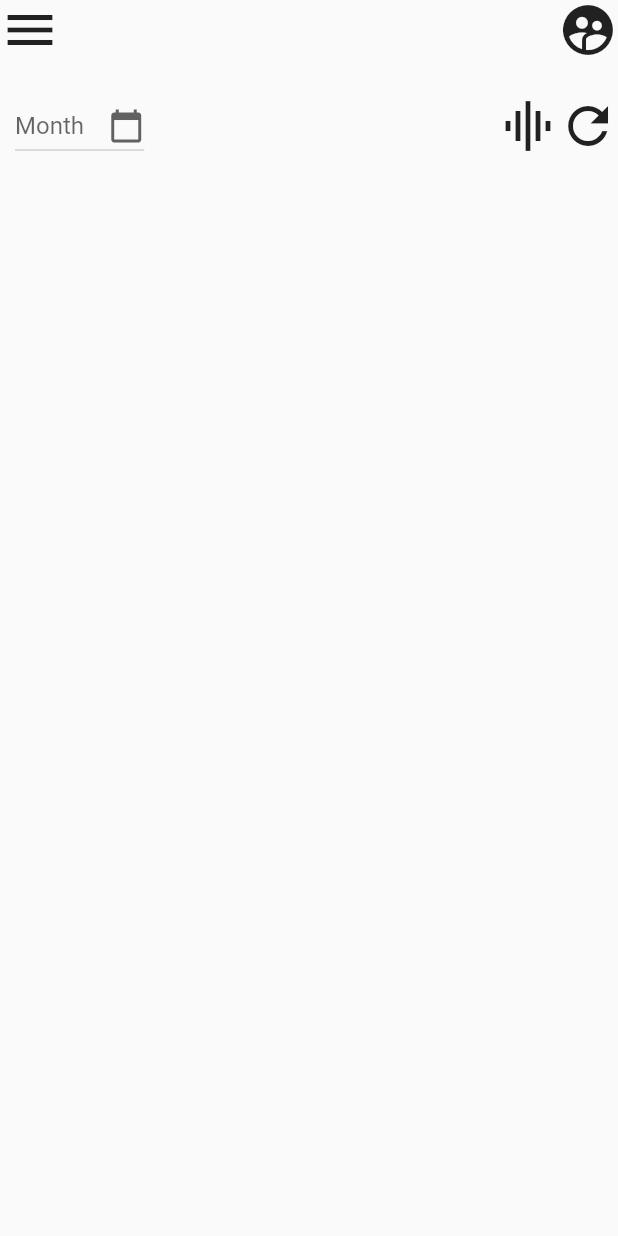
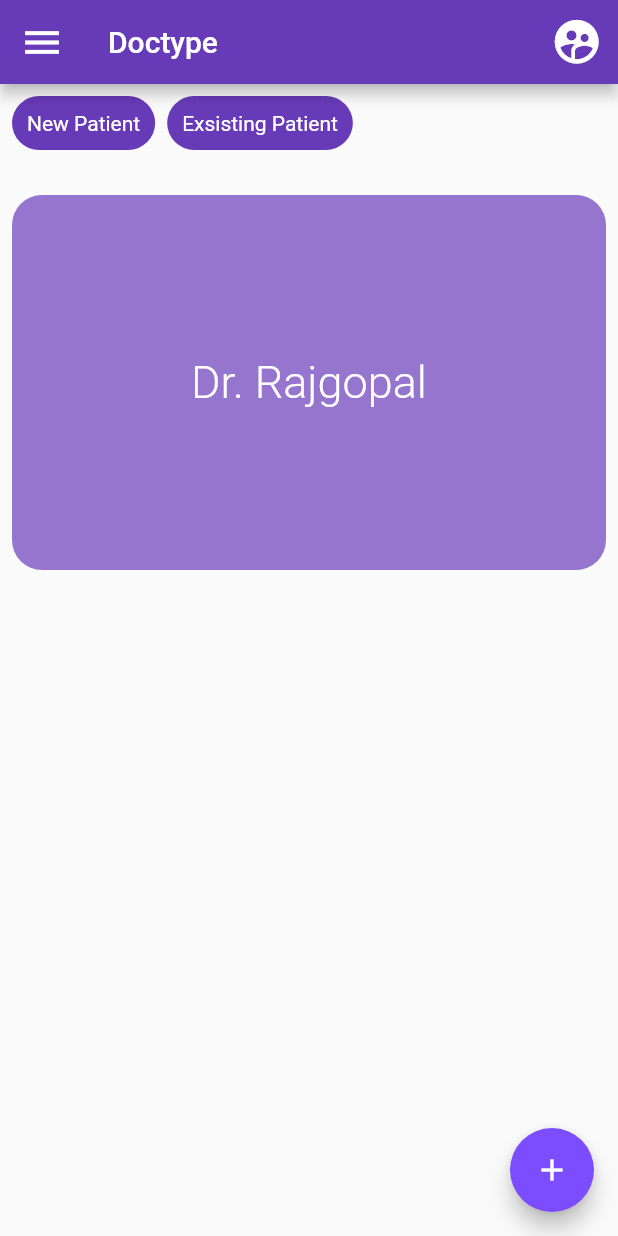
Before and after one commit to Jerry-Tom20/Fundfolio, a Flutter app: the screen it shows after launch, on a phone screen of 412 x 824 dp. Run offline on Flutter 3.47's test engine with Material 2 defaults, Android fonts, the phone set to English and light mode, and no system bars; our stand-ins replace cloud_firestore; accounts and stored records are empty.

Commit message:
For Gokul

```diff
--- /dev/null
+++ b/lib/doctype/exist.dart
@@ -0,0 +1,35 @@
+import 'package:flutter/material.dart';
+import 'package:cloud_firestore/cloud_firestore.dart';
+
+class PatientList extends StatefulWidget {
+  PatientList({Key key}) : super(key: key);
+
+  @override
+  _PatientListState createState() => _PatientListState();
+}
+
+class _PatientListState extends State<PatientList> {
+  final firestoreInstance = FirebaseFirestore.instance;
+  @override
+  void initState() {
+    // TODO: implement initState
+    firestoreInstance.collection("patient").get().then((querySnapshot) {
+    querySnapshot.docs.forEach((result) {
+      print(result.data());
+    });
+  });
+    super.initState();
+  }
+  @override
+  Widget build(BuildContext context) {
+    return Scaffold(
+      appBar: AppBar(title: Text('Existing Patient'),
+
+      ),
+
+      body: Container(
+        child:Center(child: Text('Hello'))
+      ),
+    );
+  }
+}
--- /dev/null
+++ b/lib/doctype/home.dart
@@ -0,0 +1,83 @@
+import 'package:flutter/material.dart';
+
+import 'exist.dart';
+
+class Home extends StatefulWidget {
+  Home({Key key}) : super(key: key);
+
+  @override
+  _HomeState createState() => _HomeState();
+}
+
+class _HomeState extends State<Home> {
+  @override
+  Widget build(BuildContext context) {
+    return Scaffold(
+      backgroundColor: Colors.deepPurple[30],
+      floatingActionButton: FloatingActionButton(child: Icon(Icons.add,),onPressed: (){},),
+      appBar: AppBar(
+        leading: Icon(Icons.menu,size:30),
+        title: Text('Doctype'),
+        actions: [Padding(
+        padding: const EdgeInsets.fromLTRB(0,0,10,0),
+        child: Icon(Icons.supervised_user_circle,size: 35,),
+      )],),
+      body: Padding(
+        padding: const EdgeInsets.all(8.0),
+        child: Column(
+          mainAxisAlignment: MainAxisAlignment.start,
+          crossAxisAlignment: CrossAxisAlignment.start,
+          children:[
+
+            Row(
+              children: [
+                Container(
+                  padding: EdgeInsets.all(10),
+                  decoration: new BoxDecoration(
+                  color:Colors.deepPurple,
+                  borderRadius: BorderRadius.all(Radius.circular(30))
+
+                ), child: Text('New Patient',style: TextStyle(color:Colors.white),)),
+
+                SizedBox(width:8),
+
+                 GestureDetector(
+                   onTap: (){
+                     Navigator.of(context).push(new MaterialPageRoute(builder:  (BuildContext context)=>PatientList()));
+                   },
+                                    child: Container(
+              padding: EdgeInsets.all(10),
+              decoration: new BoxDecoration(
+              color:Colors.deepPurple,
+              borderRadius: BorderRadius.all(Radius.circular(30))
+
+            ), child: Text('Exsisting Patient',style: TextStyle(color:Colors.white),)),
+                 ),
+              ],
+            ),
+
+
+
+
+            SizedBox(height:30),
+            DoctorCard(context),
+
+
+          ]
+        ),
+      ),
+    );
+  }
+}
+
+Widget DoctorCard(BuildContext context){
+  return Container(height:250,
+            width: MediaQuery.of(context).size.width,
+            decoration: new BoxDecoration(
+              borderRadius: BorderRadius.all(Radius.circular(20)),
+              color:Colors.deepPurple[300]
+            ),
+            child: Center(child: Text('Dr. Rajgopal',style:TextStyle(fontSize: 30,color: Colors.white,fontWeight: FontWeight.w300))),
+
+            );
+}
--- a/lib/home.dart
+++ /dev/null
@@ -1,73 +0,0 @@
-import 'package:flutter/material.dart';
-
-class home extends StatefulWidget {
-
-  home({Key key}) : super(key: key);
-
-  @override
-  _homeState createState() => _homeState();
-}
-
-class _homeState extends State<home> {
- String month;
- @override
-  void initState() {
-      month="Month";
-    // TODO: implement initState
-    super.initState();
-  }
-
-  @override
-  Widget build(BuildContext context) {
-    return Scaffold(
-        body: SafeArea(
-          child: Column(
-             children: [
-               Row(
-                 mainAxisAlignment: MainAxisAlignment.spaceBetween,
-                 children: [
-                   Icon(Icons.menu,size: 40,),
-                   Icon(Icons.supervised_user_circle,size: 40,)
-                 ],
-               ),
-               SizedBox(height: 20,),
-               Row(
-                 mainAxisAlignment: MainAxisAlignment.spaceBetween,
-                 children: [
-                   Padding(
-                     padding: const EdgeInsets.fromLTRB(10,0,0,0),
-                     child: new DropdownButton<String>(
-                       icon: Icon(Icons.calendar_today),
-                      hint: Text(month.toString()),
-  items: <String>['January', 'February', 'March', 'April'].map((String value) {
-    return new DropdownMenuItem<String>(
-      value: value,
-      child: new Text(value,),
-    );
-  }).toList(),
-  onChanged: (String selectedmonth) {
-
-
-   setState(() {
-     month = selectedmonth.toString();
-     print(month);
-      print('HELLO'+selectedmonth);
-   });
-  },
-)
-                   ),
-                   Row(
-                     children: [
-                       Icon(Icons.graphic_eq,size: 40,),
-                       Icon(Icons.refresh,size: 40,)
-                     ],
-                   )
-                 ],
-               ),
-
-             ],
-           ),
-        )
-      );
-  }
-}
--- a/lib/main.dart
+++ b/lib/main.dart
@@ -1,12 +1,16 @@
 import 'package:flutter/material.dart';
-import 'home.dart';
+import 'package:fund_folio/doctype/home.dart';
 
 //The main function is the starting point for all Flutter apps.
 void main() {
   runApp(
     MaterialApp(
+      theme: ThemeData(
+        primaryColor: Colors.deepPurple,
+        accentColor: Colors.deepPurpleAccent
+      ),
       debugShowCheckedModeBanner: false,
-      home: home()
+      home: Home()
     ),
   );
 }
--- a/pubspec.yaml
+++ b/pubspec.yaml
@@ -13,6 +13,7 @@ environment:
 dependencies:
   flutter:
     sdk: flutter
+  cloud_firestore: ^0.16.0
 
   cupertino_icons: ^1.0.0
 
@@ -23,5 +24,5 @@ dev_dependencies:
 
 flutter:
   uses-material-design: true
-  assets:
-     - images/4.jpg
+  # assets:
+  #    - images/spice
```
Also changed, not shown: Images/spice/1.jpg (added), Images/spice/2.jpg (added), Images/spice/3.jpg (added), Images/spice/4.jpg (added), Images/spice/5.jpg (added), Images/spice/6.jpg (added), Images/spice/7.jpg (added), pubspec.lock, 4 other files.
